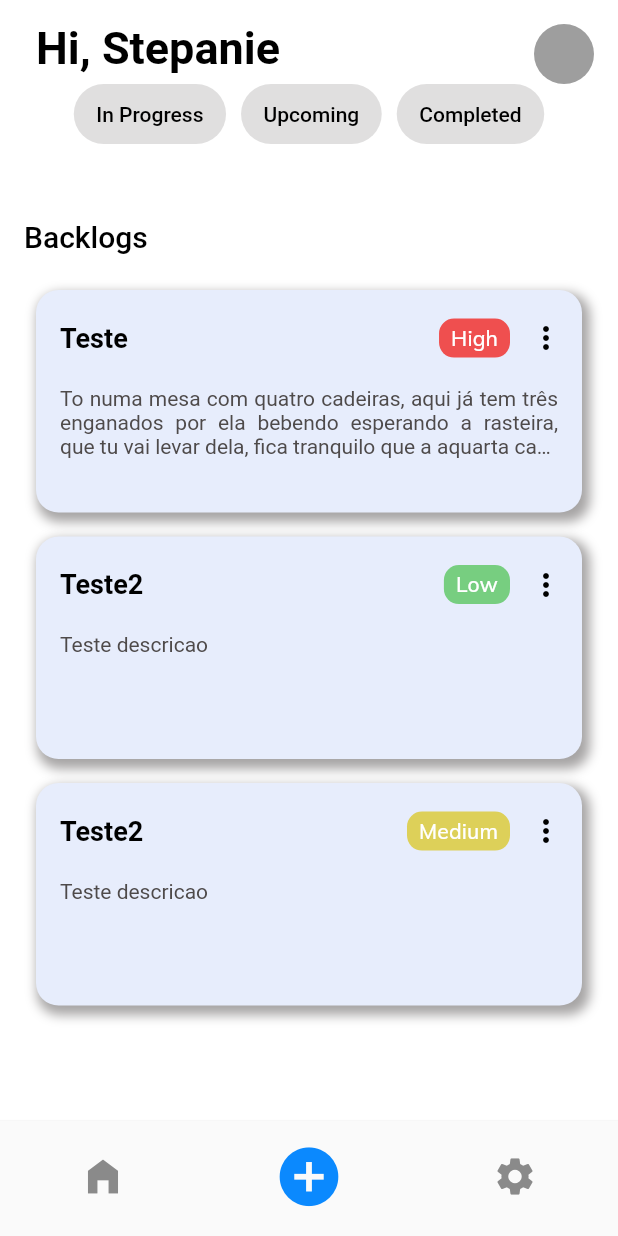
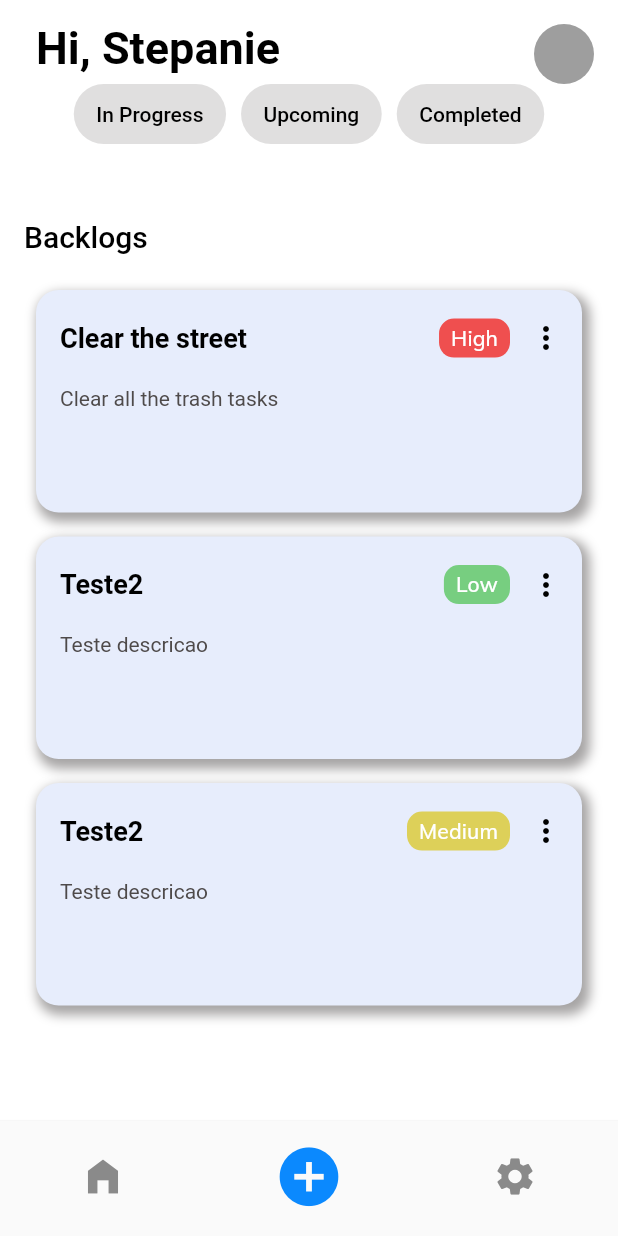
Before and after one commit to RoleDoElevador/A3-Gestao-Qualidade-Software, a Flutter app: the screen it shows after launch, on a phone screen of 412 x 824 dp. Run offline on Flutter 3.47's test engine with Material 2 defaults, Android fonts, the phone set to English and light mode, and no system bars; drawn by our look-alikes of group_button; our stand-ins replace dartz, get_it, isar, mobx; accounts and stored records are empty; generated files the repository leaves out were written again; Roboto replaces fonts that are missing (Mulish-Bold, Mulish-ExtraBold, Mulish-Regular).

Commit message:
Correcoes gerais: UI e DB

```diff
--- a/lib/layers/presentation/controllers/home/home_controller.dart
+++ b/lib/layers/presentation/controllers/home/home_controller.dart
@@ -27,13 +27,11 @@ class HomePageController {
   List<BackLogEntity> mockListBacklogs = [
 
    BackLogEntity(
-      title: 'teste',
+      title: 'Clear the street',
       priority: 'high',
       progressStatus: "in_progress",
       id: Isar.autoIncrement,
-      description: 'To numa mesa com quatro cadeiras, aqui já tem três enganados por ela'
-          ' bebendo esperando a rasteira, que tu vai levar dela, fica'
-          ' tranquilo que a aquarta cadeira te espera',
+      description: 'Clear all the trash tasks',
       initialData: DateTime.now(),
       finalData: DateTime.now()
    ),
```
Also changed, not shown: lib/core/database_instance.dart (+5 -2 lines), lib/layers/domain/entities/backlog_entity.g.dart, lib/layers/domain/entities/task_entity.g.dart, pubspec.lock, 13 other files.
